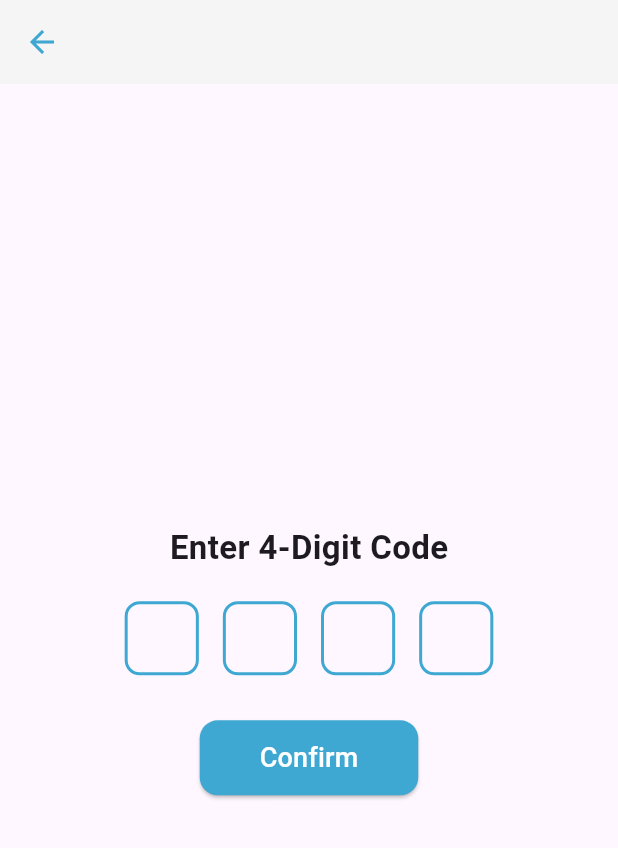
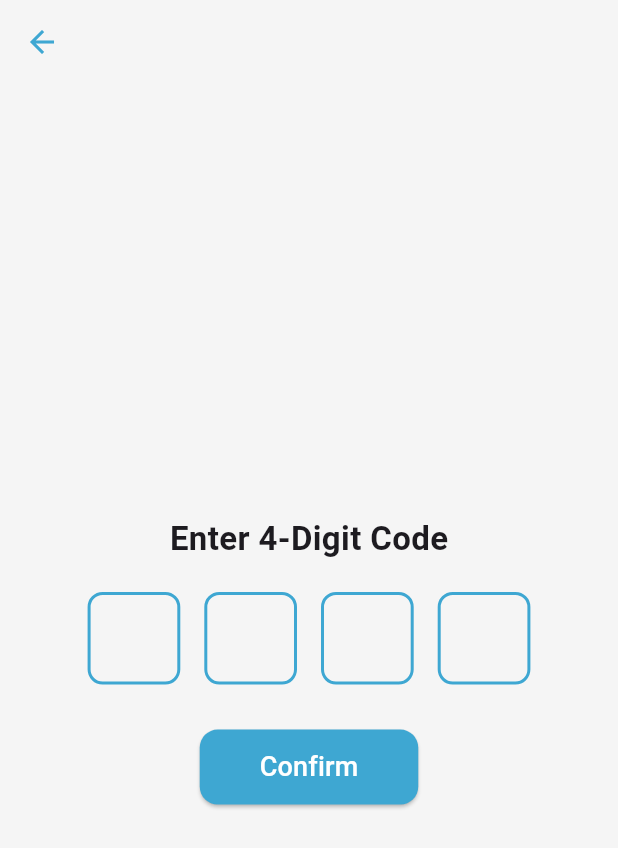
Before and after one commit to hamzali98/vendorapp, a Flutter app: the EnterCodeScreen screen opened directly, on a phone screen of 412 x 824 dp. Shown: the top 848 px of the screen. Run offline on Flutter 3.47's test engine with Material 3 defaults, Android fonts, the phone set to English and light mode, and no system bars; our stand-ins replace firebase_core, firebase_messaging, flutter_svg, fluttertoast, geolocator, get and 3 more; missing offline and left inert: mobile_scanner; accounts and stored records are empty.

Commit message:
re designing of qr code input fields

```diff
--- a/lib/view/drawer/code_input_fields.dart
+++ b/lib/view/drawer/code_input_fields.dart
@@ -1,4 +1,5 @@
 import 'package:flutter/material.dart';
+import 'package:flutter/services.dart';
 import 'package:get/get.dart';
 import '../../res/colors/app_color.dart';
 import 'oder_detail_screen.dart';
@@ -39,7 +40,6 @@ class _EnterCodeScreenState extends State<EnterCodeScreen> {
     Get.to(() => OrderDetailsScreen(orderCode: enteredCode));
   }
 
-
   /// ✅ **Handle Digit Entry & Move Focus**
   void _onDigitEntered(int index, String value) {
     if (value.isNotEmpty) {
@@ -49,6 +49,9 @@ class _EnterCodeScreenState extends State<EnterCodeScreen> {
         _submitCode();
       }
     }
+    if (value.isEmpty && index > 0) {
+      FocusScope.of(context).requestFocus(focusNodes[index - 1]);
+    }
   }
 
   @override
@@ -56,6 +59,7 @@ class _EnterCodeScreenState extends State<EnterCodeScreen> {
     final size = MediaQuery.of(context).size;
 
     return Scaffold(
+      backgroundColor: AppColor.bgcolor,
       appBar: AppBar(
         backgroundColor: AppColor.bgcolor,
         elevation: 0,
@@ -80,29 +84,39 @@ class _EnterCodeScreenState extends State<EnterCodeScreen> {
               children: List.generate(4, (index) {
                 return Container(
                   margin: EdgeInsets.symmetric(horizontal: 8),
-                  width: size.width * 0.12,
-                  height: size.width * 0.12,
+                  width: size.width * 0.15,
+                  height: size.width * 0.15,
+                  // decoration: BoxDecoration(
+                  //   border:
+                  //       Border.all(color: AppColor.primeryBlueColor, width: 2),
+                  //   borderRadius: BorderRadius.circular(10),
+                  // ),
+                  child: Center(
                     child: TextField(
                       controller: controllers[index],
                       focusNode: focusNodes[index],
                       keyboardType: TextInputType.number,
                       maxLength: 1,
                       textAlign: TextAlign.center,
-                    style: TextStyle(fontSize: 24, fontWeight: FontWeight.bold),
+                      cursorHeight: 20,
+                      cursorColor: AppColor.primeryBlueColor,
+                      style:
+                          TextStyle(fontSize: 22, fontWeight: FontWeight.bold),
                       decoration: InputDecoration(
                         counterText: "",
                         enabledBorder: OutlineInputBorder(
-                        borderSide:
-                        BorderSide(color: AppColor.primeryBlueColor, width: 2),
+                          borderSide: BorderSide(
+                              color: AppColor.primeryBlueColor, width: 2),
                           borderRadius: BorderRadius.circular(10),
                         ),
                         focusedBorder: OutlineInputBorder(
-                        borderSide:
-                        BorderSide(color: AppColor.primeryBlueColor, width: 3),
+                          borderSide: BorderSide(
+                              color: AppColor.primeryBlueColor, width: 4),
                           borderRadius: BorderRadius.circular(10),
                         ),
                       ),
                       onChanged: (value) => _onDigitEntered(index, value),
+                    ),
                   ),
                 );
               }),
@@ -119,7 +133,8 @@ class _EnterCodeScreenState extends State<EnterCodeScreen> {
                 shape: RoundedRectangleBorder(
                     borderRadius: BorderRadius.circular(12)),
               ),
-              child: Text("Confirm", style: TextStyle(fontSize: 18, color: Colors.white)),
+              child: Text("Confirm",
+                  style: TextStyle(fontSize: 18, color: Colors.white)),
             ),
           ],
         ),
```
Lines whose indentation alone changed are shown as unchanged.
